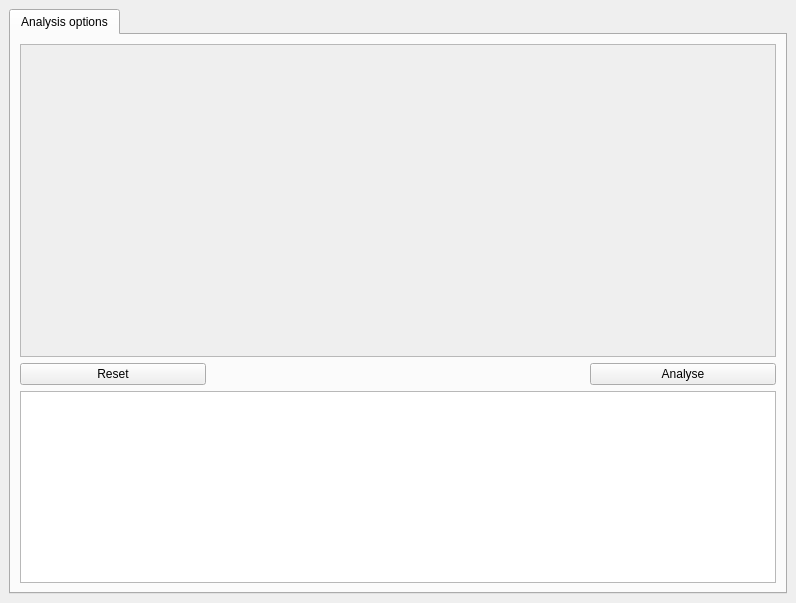
Old version of the form DegenPrimerUI.ui in the repository 1383385/DegenPrimerGUI.
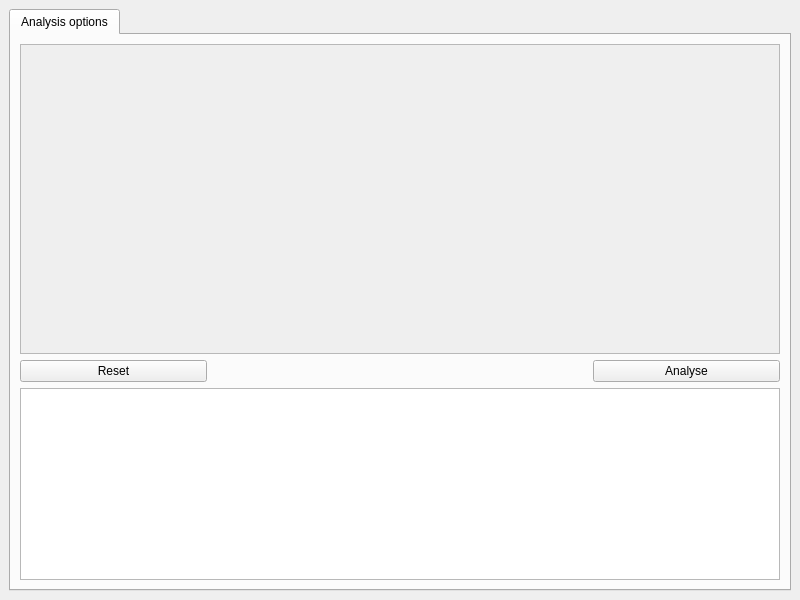
New version of the form.

Patch:
```diff
--- a/DegenPrimerUI.ui
+++ b/DegenPrimerUI.ui
@@ -6,10 +6,16 @@
    <rect>
     <x>0</x>
     <y>0</y>
-    <width>796</width>
-    <height>603</height>
+    <width>800</width>
+    <height>600</height>
    </rect>
   </property>
+  <property name="sizePolicy">
+   <sizepolicy hsizetype="Preferred" vsizetype="Maximum">
+    <horstretch>0</horstretch>
+    <verstretch>0</verstretch>
+   </sizepolicy>
+  </property>
   <property name="windowTitle">
    <string>DegenPrimer</string>
   </property>
@@ -62,8 +68,8 @@
             <rect>
              <x>0</x>
              <y>0</y>
-             <width>754</width>
-             <height>301</height>
+             <width>758</width>
+             <height>298</height>
             </rect>
            </property>
            <layout class="QGridLayout" name="configForm"/>
```
